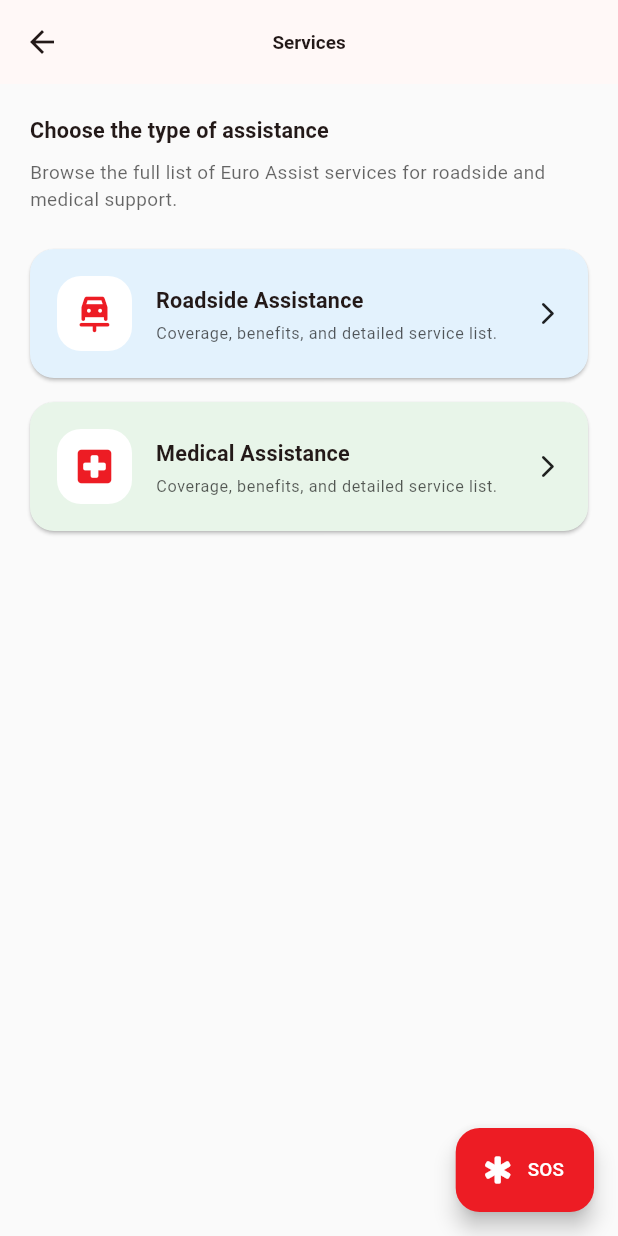
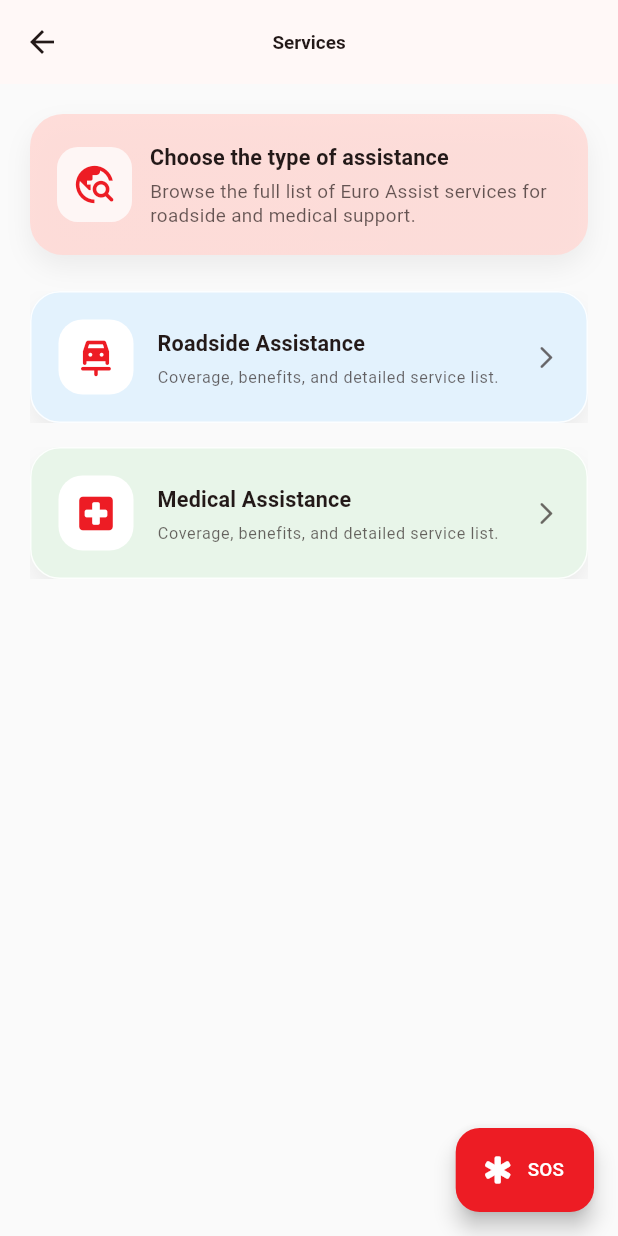
Before and after one commit to Sobhy-Abdelhakam/euro-main, a Flutter app: the screen it shows after launch, after a tap on "Services", on a phone screen of 412 x 824 dp. Run offline on Flutter 3.47's test engine with Material 3 defaults, Android fonts, the light colour scheme and no system bars; our stand-ins replace dio, flutter_svg, geocoding, geolocator, google_maps_flutter, image_picker and 2 more; project files that could hold a hidden picture were left out.

Commit message:
enhance UI

```diff
--- a/lib/app/main_page.dart
+++ b/lib/app/main_page.dart
@@ -36,46 +36,94 @@ class MainPage extends StatelessWidget {
         ],
       ),
       body: SafeArea(
-        child: Padding(
-          padding: const EdgeInsets.all(20),
+        child: SingleChildScrollView(
+          padding: const EdgeInsets.fromLTRB(20, 20, 20, 28),
+          child: Column(
+            crossAxisAlignment: CrossAxisAlignment.start,
+            children: [
+              Container(
+                width: double.infinity,
+                padding:
+                    const EdgeInsets.symmetric(vertical: 10, horizontal: 12),
+                decoration: BoxDecoration(
+                  color: colorScheme.surface,
+                  borderRadius: BorderRadius.circular(18),
+                  border: Border.all(
+                    color: colorScheme.outlineVariant.withOpacity(0.35),
+                  ),
+                ),
+                child: Image.asset(
+                  'assets/images/png/logo.png',
+                  height: 64,
+                  fit: BoxFit.contain,
+                ),
+              ),
+              const SizedBox(height: 16),
+              Container(
+                width: double.infinity,
+                padding: const EdgeInsets.all(16),
+                decoration: BoxDecoration(
+                  color: colorScheme.surfaceContainerHighest.withOpacity(0.4),
+                  borderRadius: BorderRadius.circular(20),
+                  border: Border.all(
+                    color: colorScheme.outlineVariant.withOpacity(0.4),
+                  ),
+                ),
+                child: Row(
+                  children: [
+                    CircleAvatar(
+                      radius: 22,
+                      backgroundColor: colorScheme.primaryContainer,
+                      child: Icon(
+                        Icons.support_agent_rounded,
+                        color: colorScheme.primary,
+                      ),
+                    ),
+                    const SizedBox(width: 12),
+                    Expanded(
                       child: Column(
                         crossAxisAlignment: CrossAxisAlignment.start,
                         children: [
                           Text(
                             l10n.homeNeedHelp,
                             style: textTheme.titleMedium?.copyWith(
-                  fontWeight: FontWeight.w600,
-                  color: colorScheme.onBackground.withOpacity(0.9),
+                              fontWeight: FontWeight.w700,
+                              color: colorScheme.onSurface,
                             ),
                           ),
-              const SizedBox(height: 8),
+                          const SizedBox(height: 4),
                           Text(
                             l10n.homeNeedHelpDescription,
                             style: textTheme.bodyMedium?.copyWith(
-                  color: colorScheme.onBackground.withOpacity(0.7),
+                              color: colorScheme.onSurface.withOpacity(0.72),
+                            ),
+                          ),
+                        ],
+                      ),
+                    ),
+                  ],
                 ),
               ),
               const SizedBox(height: 20),
-
-              /// SOS primary action
               _SosPrimaryCard(colorScheme: colorScheme),
-
               const SizedBox(height: 28),
               Text(
                 l10n.homeServicesInfoTitle,
                 style: textTheme.titleMedium?.copyWith(
-                  fontWeight: FontWeight.w600,
+                  fontWeight: FontWeight.w700,
                 ),
               ),
               const SizedBox(height: 12),
-
-              /// GRID MENU
-              Expanded(
-                child: GridView.count(
-                  crossAxisCount: 2,
+              LayoutBuilder(
+                builder: (context, constraints) {
+                  final isWideLayout = constraints.maxWidth >= 560;
+                  return GridView.count(
+                    crossAxisCount: isWideLayout ? 3 : 2,
                     crossAxisSpacing: 16,
                     mainAxisSpacing: 16,
-                  childAspectRatio: 1,
+                    childAspectRatio: isWideLayout ? 1.15 : 1.0,
+                    shrinkWrap: true,
+                    physics: const NeverScrollableScrollPhysics(),
                     children: [
                       _MenuCard(
                         icon: Icons.miscellaneous_services_rounded,
@@ -108,7 +156,8 @@ class MainPage extends StatelessWidget {
                         },
                       ),
                     ],
-                ),
+                  );
+                },
               ),
             ],
           ),
@@ -239,13 +288,31 @@ class _MenuCard extends StatelessWidget {
 
   @override
   Widget build(BuildContext context) {
+    final colorScheme = Theme.of(context).colorScheme;
     final textTheme = Theme.of(context).textTheme;
 
-    return InkWell(
+    return Material(
+      color: Colors.transparent,
+      child: InkWell(
         borderRadius: BorderRadius.circular(20),
         onTap: onTap,
-      child: Card(
-        color: color,
+        child: Ink(
+          decoration: BoxDecoration(
+            borderRadius: BorderRadius.circular(20),
+            gradient: LinearGradient(
+              colors: [color, color.withOpacity(0.84)],
+              begin: Alignment.topLeft,
+              end: Alignment.bottomRight,
+            ),
+            boxShadow: [
+              BoxShadow(
+                color: colorScheme.shadow.withOpacity(0.08),
+                blurRadius: 14,
+                offset: const Offset(0, 8),
+              ),
+            ],
+            border: Border.all(color: Colors.white.withOpacity(0.7)),
+          ),
           child: Padding(
             padding: const EdgeInsets.all(16),
             child: Column(
@@ -254,7 +321,7 @@ class _MenuCard extends StatelessWidget {
               children: [
                 Container(
                   decoration: BoxDecoration(
-                  color: Colors.white.withOpacity(0.7),
+                    color: Colors.white.withOpacity(0.8),
                     shape: BoxShape.circle,
                   ),
                   padding: const EdgeInsets.all(10),
@@ -277,7 +344,7 @@ class _MenuCard extends StatelessWidget {
                     Text(
                       subtitle,
                       style: textTheme.bodySmall?.copyWith(
-                      color: Colors.black.withOpacity(0.6),
+                        color: colorScheme.onSurface.withOpacity(0.65),
                       ),
                     ),
                   ],
@@ -286,6 +353,7 @@ class _MenuCard extends StatelessWidget {
             ),
           ),
         ),
+      ),
     );
   }
 }
--- a/lib/features/services/presentation/pages/services_home_page.dart
+++ b/lib/features/services/presentation/pages/services_home_page.dart
@@ -10,6 +10,7 @@ class ServicesHomePage extends StatelessWidget {
   @override
   Widget build(BuildContext context) {
     final l10n = AppLocalizations.of(context)!;
+    final colorScheme = Theme.of(context).colorScheme;
     final textTheme = Theme.of(context).textTheme;
 
     return Scaffold(
@@ -31,17 +32,64 @@ class ServicesHomePage extends StatelessWidget {
       body: ListView(
         padding: const EdgeInsets.all(20),
         children: [
+          Container(
+            width: double.infinity,
+            padding: const EdgeInsets.all(18),
+            decoration: BoxDecoration(
+              borderRadius: BorderRadius.circular(22),
+              gradient: LinearGradient(
+                colors: [
+                  colorScheme.primaryContainer.withOpacity(0.9),
+                  colorScheme.secondaryContainer.withOpacity(0.85),
+                ],
+                begin: Alignment.topLeft,
+                end: Alignment.bottomRight,
+              ),
+              boxShadow: [
+                BoxShadow(
+                  color: colorScheme.shadow.withOpacity(0.06),
+                  blurRadius: 14,
+                  offset: const Offset(0, 8),
+                ),
+              ],
+            ),
+            child: Row(
+              children: [
+                Container(
+                  padding: const EdgeInsets.all(10),
+                  decoration: BoxDecoration(
+                    color: Colors.white.withOpacity(0.75),
+                    borderRadius: BorderRadius.circular(14),
+                  ),
+                  child: Icon(
+                    Icons.travel_explore_rounded,
+                    color: colorScheme.primary,
+                    size: 30,
+                  ),
+                ),
+                const SizedBox(width: 12),
+                Expanded(
+                  child: Column(
+                    crossAxisAlignment: CrossAxisAlignment.start,
+                    children: [
                       Text(
                         l10n.servicesHomeHeader,
                         style: textTheme.titleMedium?.copyWith(
-              fontWeight: FontWeight.w600,
+                          fontWeight: FontWeight.w700,
                         ),
                       ),
-          const SizedBox(height: 8),
+                      const SizedBox(height: 4),
                       Text(
                         l10n.servicesHomeDescription,
                         style: textTheme.bodyMedium?.copyWith(
-              color: Colors.black.withOpacity(0.6),
+                          color: colorScheme.onSurface.withOpacity(0.7),
+                          height: 1.3,
+                        ),
+                      ),
+                    ],
+                  ),
+                ),
+              ],
             ),
           ),
           const SizedBox(height: 24),
@@ -80,9 +128,12 @@ class _CategoryCard extends StatelessWidget {
   @override
   Widget build(BuildContext context) {
     final l10n = AppLocalizations.of(context)!;
+    final colorScheme = Theme.of(context).colorScheme;
     final textTheme = Theme.of(context).textTheme;
 
-    return InkWell(
+    return Material(
+      color: Colors.transparent,
+      child: InkWell(
         borderRadius: BorderRadius.circular(20),
         onTap: () {
           Navigator.push(
@@ -92,8 +143,19 @@ class _CategoryCard extends StatelessWidget {
             ),
           );
         },
-      child: Card(
+        child: Ink(
+          decoration: BoxDecoration(
             color: color,
+            borderRadius: BorderRadius.circular(20),
+            border: Border.all(color: Colors.white.withOpacity(0.9)),
+            boxShadow: [
+              BoxShadow(
+                color: colorScheme.shadow.withOpacity(0.06),
+                blurRadius: 12,
+                offset: const Offset(0, 8),
+              ),
+            ],
+          ),
           child: Padding(
             padding: const EdgeInsets.all(18),
             child: Row(
@@ -125,14 +187,19 @@ class _CategoryCard extends StatelessWidget {
                       Text(
                         l10n.servicesHomeCardSubtitle,
                         style: textTheme.bodySmall?.copyWith(
-                        color: Colors.black.withOpacity(0.65),
+                          color: colorScheme.onSurface.withOpacity(0.67),
                         ),
                       ),
                     ],
                   ),
                 ),
-              const Icon(Icons.arrow_forward_ios_rounded, size: 18),
+                Icon(
+                  Icons.arrow_forward_ios_rounded,
+                  size: 18,
+                  color: colorScheme.onSurface.withOpacity(0.65),
+                ),
               ],
+            ),
           ),
         ),
       ),
```
Lines whose indentation alone changed are shown as unchanged.
